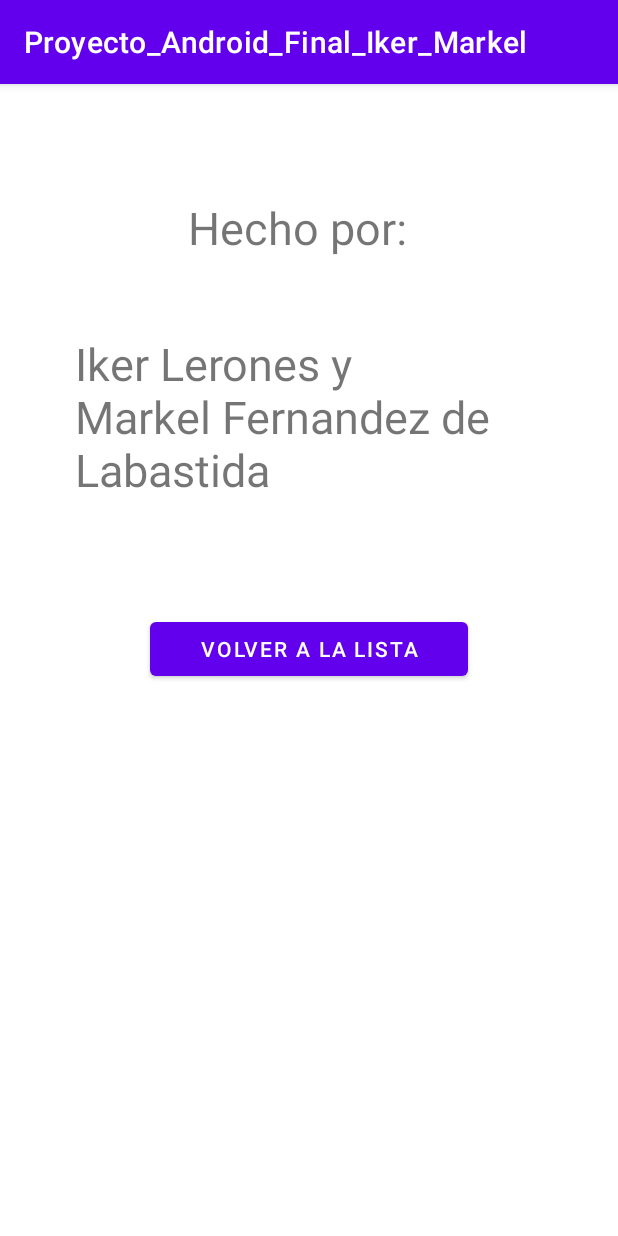
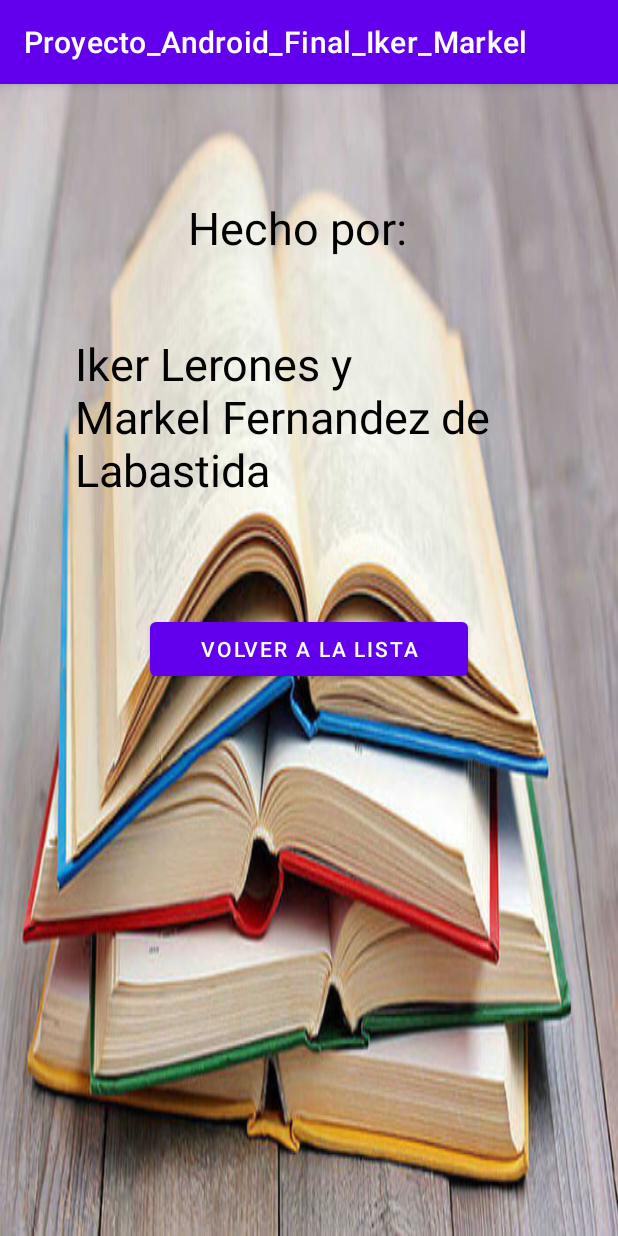
Before and after one commit to Markel-FDL/Proyecto_Android_Final_Iker_Markel, an Android app: the ExtraActivity screen opened directly, with no data from a screen before it, on a phone screen of 412 x 824 dp. Run offline under Robolectric (Android 15) with nearby library versions, the phone set to English and light mode, and no system bars.

Commit message:
mejoras nimias

```diff
--- a/Proyecto_Android_Final_Iker_Markel/app/src/main/res/layout/activity_extra.xml
+++ b/Proyecto_Android_Final_Iker_Markel/app/src/main/res/layout/activity_extra.xml
@@ -4,6 +4,7 @@
     xmlns:tools="http://schemas.android.com/tools"
     android:layout_width="match_parent"
     android:layout_height="match_parent"
+    android:background="@drawable/libros_editada"
     tools:context=".ExtraActivity">
 
     <LinearLayout
@@ -19,6 +20,7 @@
             android:layout_marginLeft="125dp"
             android:layout_marginRight="125dp"
             android:layout_marginBottom="50dp"
+            android:textColor="@color/black"
             android:textSize="30sp"
             android:text="@string/hecho_por" />
 
@@ -29,6 +31,7 @@
             android:layout_marginLeft="50dp"
             android:layout_marginRight="50dp"
             android:layout_marginBottom="50dp"
+            android:textColor="@color/black"
             android:textSize="30sp"
             android:text="@string/iker_lerones_y_markel_fernandez_de_labastida" />
 
```
